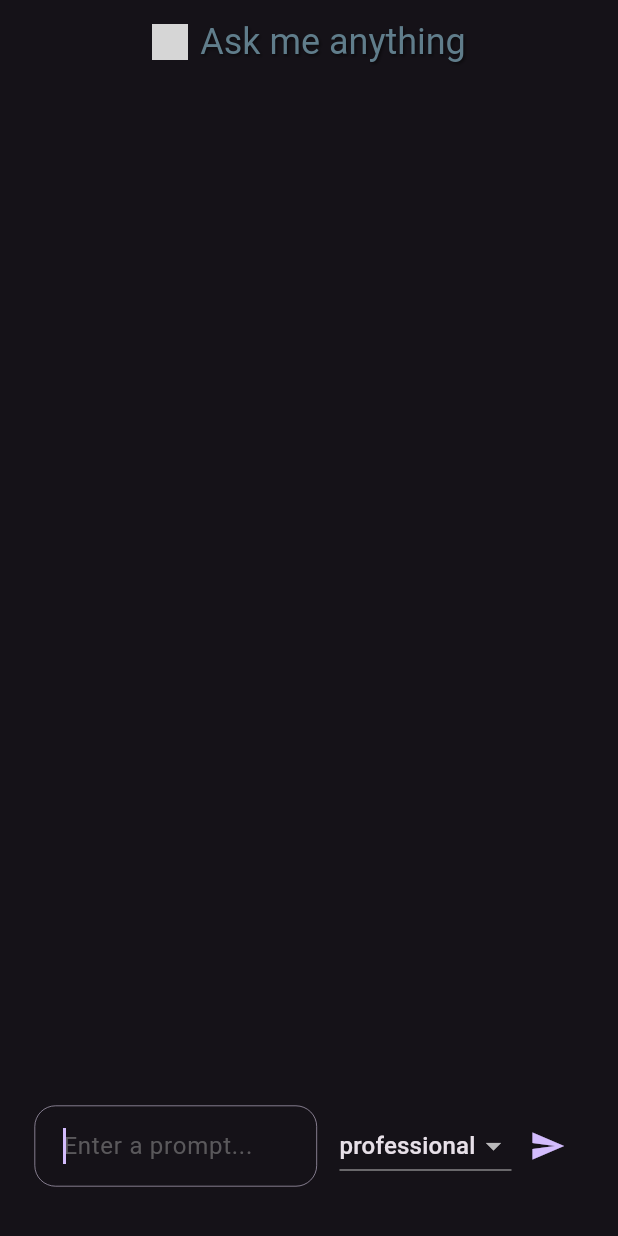
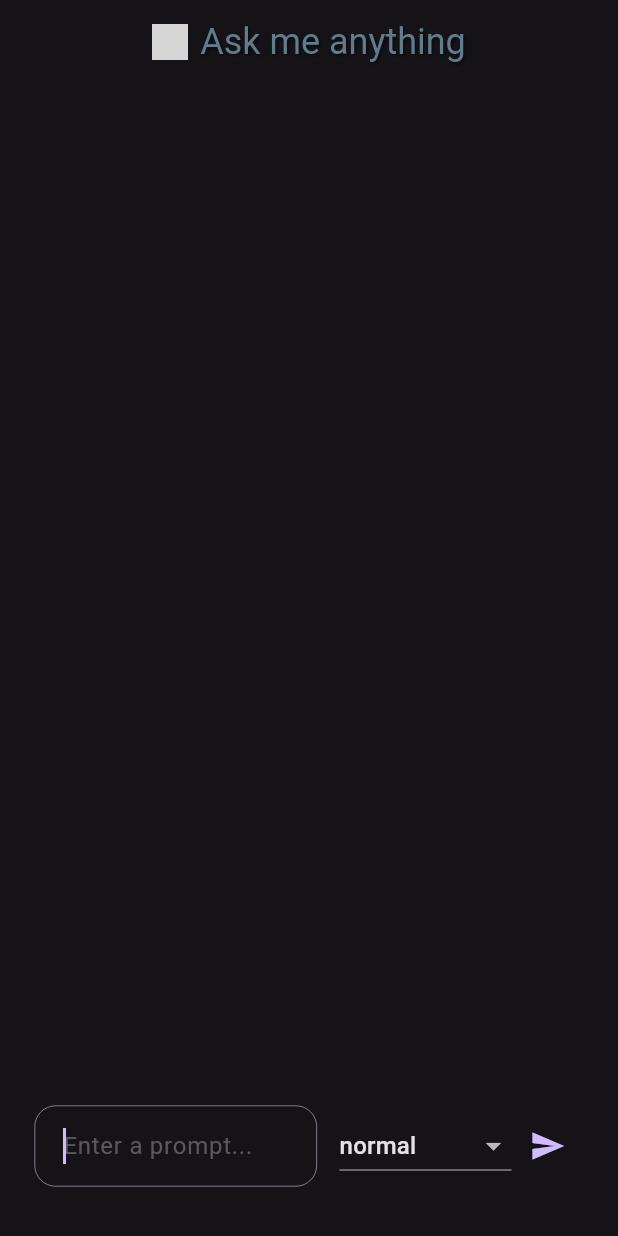
Before and after one commit to AngeloAyranji/flutter-app, a Flutter app: the screen it shows after launch, on a phone screen of 412 x 824 dp. Run offline on Flutter 3.47's test engine with Material 3 defaults, Android fonts, the phone set to English and light mode, and no system bars; our stand-ins replace flutter_dotenv, flutter_markdown, google_generative_ai; Roboto replaces fonts that are missing (Poppins); grey boxes are pictures that could not be loaded.

Commit message:
Add normal mode

```diff
--- a/lib/main.dart
+++ b/lib/main.dart
@@ -86,7 +86,7 @@ class _ChatScreenState extends State<ChatScreen> {
   final TextEditingController _textController = TextEditingController();
   final ScrollController _scrollController = ScrollController();
   bool _loading = false;
-  String _selectedOption = "professional";
+  String _selectedOption = "normal";
 
   @override
   void initState() {
@@ -171,8 +171,12 @@ class _ChatScreenState extends State<ChatScreen> {
                 ),
                 DropdownButton<String>(
                   value: _selectedOption,
-                  items: <String>['funny', 'sarcastic', 'professional']
-                      .map((String value) {
+                  items: <String>[
+                    'normal',
+                    'funny',
+                    'sarcastic',
+                    'professional'
+                  ].map((String value) {
                     return DropdownMenuItem<String>(
                       value: value,
                       child: Text(value),
```
Also changed, not shown: lib/repositories/geminy.dart (+7 -2 lines).
